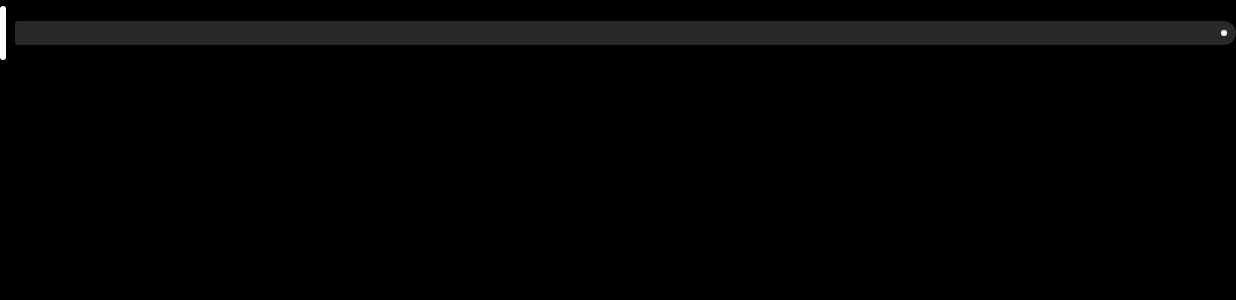
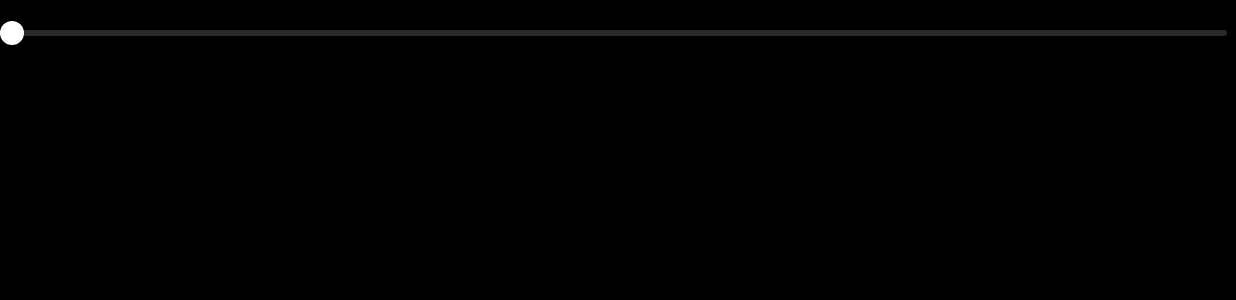
Before and after one commit to kirdev07/PulseDeck-Panel_Kirdev-Software, an Android app built with Jetpack Compose: the composable PulseSlider called with empty values, on a phone screen of 824 x 412 dp (held sideways). Shown: the top 300 px of the screen. Run offline under Robolectric (Android 15) with nearby library versions, the phone set to English and light mode, and no system bars; network calls fail; 1 statement that could not run was skipped.

Commit message:
Sliders: a thin line and a round dot
Every slider (track, volume, limits) is now a thin line with a round dot; the dot grows with a
soft halo while held, the value shows over the finger, the track line waves while playing.

Co-Authored-By: Claude Opus 5.5 <noreply@anthropic.com>

```diff
--- a/app/src/main/java/com/kirdev/pulsedeckpanel/core/ui/PulseSlider.kt
+++ b/app/src/main/java/com/kirdev/pulsedeckpanel/core/ui/PulseSlider.kt
@@ -2,7 +2,6 @@ package com.kirdev.pulsedeckpanel.core.ui
 
 import androidx.compose.animation.core.Animatable
 import androidx.compose.animation.core.CubicBezierEasing
-import androidx.compose.animation.core.animateDpAsState
 import androidx.compose.animation.core.animateFloatAsState
 import androidx.compose.animation.core.tween
 import androidx.compose.foundation.Canvas
@@ -57,9 +56,8 @@ import kotlin.math.min
 import kotlin.math.roundToInt
 
 /**
- * The one slider of the app (Material 3 Expressive): a thick track split by an upright handle with
- * small gaps, inner corners 2 dp, a stop dot at the end. The handle thins while held, a bubble shows
- * the value over the finger, outside changes glide. [steps] > 0: snaps with a light tick per step.
+ * The one slider of the app: a thin line and a round dot. The dot grows with a soft halo while held,
+ * a bubble shows the value over the finger, outside changes glide. [steps] > 0: snaps with a light tick per step.
  * [wave]: the played part is a drifting wave while [playing] (Android's media player), flat on pause.
  * [onChange] follows the finger; [onDone] gets the value when it lifts (or on a tap).
  */
@@ -92,7 +90,7 @@ fun PulseSlider(
     val outside by animateFloatAsState(value.coerceIn(0f, 1f), if (motion) tween(260, easing = CubicBezierEasing(0.2f, 0f, 0f, 1f)) else tween(0),
         label = "slider")
     val shown = held ?: outside
-    val handleW by animateDpAsState(if (pressed) 2.dp else 4.dp, tween(150), label = "handle")
+    val grip by animateFloatAsState(if (pressed) 1f else 0f, tween(160), label = "grip")
     val waveHeight = remember { Animatable(if (wave && playing) 1f else 0f) }
     LaunchedEffect(wave, playing) {
         waveHeight.animateTo(if (wave && playing) 1f else 0f,
@@ -101,9 +99,8 @@ fun PulseSlider(
     val time = rememberFrameTime(wave && playing && motion)
     val active = if (enabled) Palette.Accent else Palette.Disabled
     val rest = if (enabled) Palette.Track else Palette.Disabled.copy(alpha = 0.12f)
-    val dot = if (enabled) Palette.Accent else Palette.Disabled
     val density = LocalDensity.current
-    val tall = track + 20.dp
+    val tall = 24.dp
 
     Box(
         modifier.fillMaxWidth().height(maxOf(minHeight, tall)).onSizeChanged { widthPx = it.width.toFloat().coerceAtLeast(1f) }
@@ -120,7 +117,7 @@ fun PulseSlider(
                         tryAwaitRelease()
                         pressed = false
                     },
-                    onTap = { doneNow(snap(it.x / size.width)) },
+                    onTap = { doneNow(snap((it.x - 8.dp.toPx()) / (size.width - 16.dp.toPx()))) },
                 )
             }
             .pointerInput(enabled, steps) {
@@ -128,11 +125,11 @@ fun PulseSlider(
                 detectHorizontalDragGestures(
                     onDragStart = {
                         pressed = true
-                        held = snap(it.x / size.width).also { v -> changeNow(v) }
+                        held = snap((it.x - 8.dp.toPx()) / (size.width - 16.dp.toPx())).also { v -> changeNow(v) }
                     },
                     onHorizontalDrag = { change, _ ->
                         change.consume()
-                        val v = snap(change.position.x / size.width)
+                        val v = snap((change.position.x - 8.dp.toPx()) / (size.width - 16.dp.toPx()))
                         if (v != held) {
                             if (steps > 0) haptic.performHapticFeedback(HapticFeedbackType.TextHandleMove)
                             held = v
@@ -146,12 +143,14 @@ fun PulseSlider(
         contentAlignment = Alignment.CenterStart,
     ) {
         Canvas(Modifier.fillMaxWidth().height(tall)) {
-            if (wave) drawWave(shown, active, rest, dot, track.toPx(), handleW.toPx(), waveHeight.value, time.value)
-            else drawThick(shown, active, rest, dot, track.toPx(), handleW.toPx())
+            val line = (if (track < 10.dp) 3.dp else 4.dp).toPx()
+            val thumb = (if (track < 10.dp) 6.dp else 8.dp).toPx() * (1f + 0.25f * grip)
+            if (wave) drawWaveSlider(shown, active, rest, line, thumb, grip, waveHeight.value, time.value)
+            else drawLineSlider(shown, active, rest, line, thumb, grip)
         }
         val text = bubble?.takeIf { held != null }?.invoke(shown)
         if (text != null) {
-            val x = with(density) { (shown * widthPx).toDp() }
+            val x = with(density) { (8.dp.toPx() + shown * (widthPx - 16.dp.toPx())).toDp() }
             Text(text, fontSize = 13.sp, fontWeight = FontWeight.SemiBold, color = Palette.Black,
                 modifier = Modifier.offset { IntOffset((x - 22.dp).roundToPx(), -(tall / 2 + 20.dp).roundToPx()) }
                     .clip(RoundedCornerShape(12.dp)).background(Palette.Text).padding(horizontal = 10.dp, vertical = 5.dp))
@@ -160,55 +159,41 @@ fun PulseSlider(
 }
 
 
-/** Track with a gap on each side of the handle; inner corners small, outer corners round. */
-private fun DrawScope.drawThick(v: Float, active: Color, rest: Color, dot: Color, track: Float, handle: Float) {
-    val gap = 6.dp.toPx()
-    val inner = CornerRadius(2.dp.toPx())
-    val outer = CornerRadius(track / 2)
-    val top = (size.height - track) / 2
-    val x = (size.width - handle) * v
-    val leftEnd = x - gap
-    if (leftEnd > 0f) {
-        drawPath(Path().apply {
-            addRoundRect(RoundRect(0f, top, max(leftEnd, track / 2), top + track, outer, inner, inner, outer))
-        }, active)
-    }
-    val rightStart = x + handle + gap
-    if (rightStart < size.width) {
-        drawPath(Path().apply {
-            addRoundRect(RoundRect(min(rightStart, size.width - track / 2), top, size.width, top + track, inner, outer, outer, inner))
-        }, rest)
-        val r = 2.dp.toPx()
-        if (size.width - rightStart > track) drawCircle(dot, r, Offset(size.width - track / 2, size.height / 2))
-    }
-    drawRoundRect(active, Offset(x, (size.height - (track + 20.dp.toPx())) / 2), Size(handle, track + 20.dp.toPx()),
-        CornerRadius(handle / 2))
+/** A thin line and a round dot; while held the dot grows and gets a soft halo. */
+private fun DrawScope.drawLineSlider(v: Float, active: Color, rest: Color, line: Float, thumb: Float, halo: Float) {
+    val mid = size.height / 2
+    val start = thumb
+    val end = size.width - thumb
+    val x = start + (end - start) * v
+    drawLine(rest, Offset(start, mid), Offset(end, mid), line, StrokeCap.Round)
+    if (x > start) drawLine(active, Offset(start, mid), Offset(x, mid), line, StrokeCap.Round)
+    if (halo > 0f) drawCircle(active.copy(alpha = 0.18f * halo), thumb * (1f + 1.1f * halo), Offset(x, mid))
+    drawCircle(active, thumb, Offset(x, mid))
 }
 
-private const val WAVE_LENGTH = 32f      // dp
-private const val WAVE_HEIGHT = 3f       // dp
-private const val WAVE_SPEED = 10f       // dp per second
+private const val WAVE_LENGTH = 20f      // dp
+private const val WAVE_HEIGHT = 2.2f     // dp
+private const val WAVE_SPEED = 8f        // dp per second
 
-/**
- * The same track as [drawThick] — same thickness, gaps, handle and stop dot — but the played part
- * is a band that waves while the track plays and lies flat on pause (then both look the same).
- */
-private fun DrawScope.drawWave(v: Float, active: Color, rest: Color, dot: Color, track: Float, handle: Float, height: Float, timeMs: Float) {
+/** The same line and dot; the played part waves while the track plays (flat on pause). */
+private fun DrawScope.drawWaveSlider(v: Float, active: Color, rest: Color, line: Float, thumb: Float, halo: Float, height: Float, timeMs: Float) {
     if (height <= 0.01f) {
-        drawThick(v, active, rest, dot, track, handle)
+        drawLineSlider(v, active, rest, line, thumb, halo)
         return
     }
     val dp = density
-    val gap = 6.dp.toPx()
-    val x = (size.width - handle) * v
     val mid = size.height / 2
+    val start = thumb
+    val end = size.width - thumb
+    val x = start + (end - start) * v
     val length = WAVE_LENGTH * dp
     val amp = WAVE_HEIGHT * dp * height
-    val taper = length
-    fun amplitude(px: Float) = amp * max(0f, min(min(1f, (x - gap - px) / taper), (px - track / 2) / (length / 2)))
+    val taper = 1.5f * length
+    fun amplitude(px: Float) = amp * max(0f, min(min(1f, (x - px) / taper * 2f), (px - start) / (length / 2)))
+    drawLine(rest, Offset(x, mid), Offset(end, mid), line, StrokeCap.Round)
     val path = Path()
     val phase = (timeMs / 1000f * WAVE_SPEED) % WAVE_LENGTH
-    var px = track / 2 - phase * dp - length
+    var px = start - phase * dp - length
     var sign = 1f
     var py = sign * amplitude(px)
     path.moveTo(px, mid + py)
@@ -222,22 +207,8 @@ private fun DrawScope.drawWave(v: Float, active: Color, rest: Color, dot: Color,
         px = nx
         py = ny
     }
-    val end = x - gap
-    if (end > track / 2) {
-        clipRect(left = 0f, right = end) {
-            drawPath(path, active, style = Stroke(width = track, cap = StrokeCap.Round))
-        }
-    }
-    // the rest and the handle exactly as on the flat track
-    val inner = CornerRadius(2.dp.toPx())
-    val outer = CornerRadius(track / 2)
-    val top = mid - track / 2
-    val rightStart = x + handle + gap
-    if (rightStart < size.width) {
-        drawPath(Path().apply {
-            addRoundRect(RoundRect(min(rightStart, size.width - track / 2), top, size.width, top + track, inner, outer, outer, inner))
-        }, rest)
-        if (size.width - rightStart > track) drawCircle(dot, 2.dp.toPx(), Offset(size.width - track / 2, mid))
-    }
-    drawRoundRect(active, Offset(x, mid - (track + 20.dp.toPx()) / 2), Size(handle, track + 20.dp.toPx()), CornerRadius(handle / 2))
+    if (x > start) clipRect(left = start - line, right = x) { drawPath(path, active, style = Stroke(width = line, cap = StrokeCap.Round)) }
+    drawCircle(active, line / 2, Offset(start, mid))
+    if (halo > 0f) drawCircle(active.copy(alpha = 0.18f * halo), thumb * (1f + 1.1f * halo), Offset(x, mid))
+    drawCircle(active, thumb, Offset(x, mid))
 }
```
